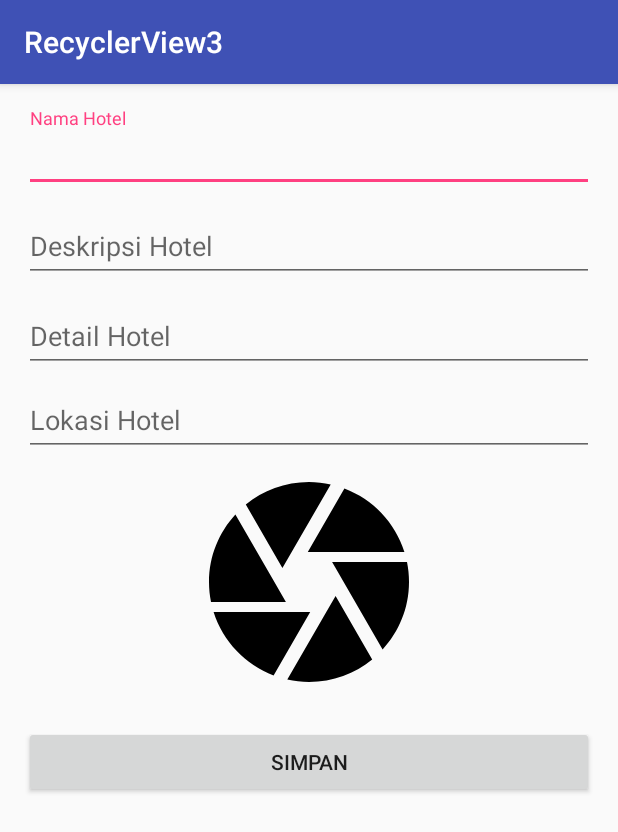
After one commit to keniamalia/RecyclerView3, an Android app: the InputActivity screen opened directly, with no data from a screen before it, on a phone screen of 412 x 824 dp. The commit adds this screen. Shown: the top 832 px of the screen. Run offline under Robolectric (Android 15) with nearby library versions, the phone set to English and light mode, and no system bars.

Commit message:
RecyclerView Add

```diff
--- a/app/src/main/AndroidManifest.xml
+++ b/app/src/main/AndroidManifest.xml
@@ -21,7 +21,8 @@
         <activity
             android:name=".DetailActivity"
             android:label="@string/title_activity_detail"
-            android:theme="@style/AppTheme.NoActionBar"></activity>
+            android:theme="@style/AppTheme.NoActionBar" />
+        <activity android:name=".InputActivity"></activity>
     </application>
 
 </manifest>
--- /dev/null
+++ b/app/src/main/java/id/sch/smktelkom_mlg/learn/recyclerview3/InputActivity.java
@@ -0,0 +1,121 @@
+package id.sch.smktelkom_mlg.learn.recyclerview3;
+
+import android.content.Intent;
+import android.net.Uri;
+import android.os.Build;
+import android.os.Bundle;
+import android.support.design.widget.Snackbar;
+import android.support.design.widget.TextInputLayout;
+import android.support.v7.app.AppCompatActivity;
+import android.view.View;
+import android.widget.EditText;
+import android.widget.ImageView;
+
+import id.sch.smktelkom_mlg.learn.recyclerview3.model.Hotel;
+
+public class InputActivity extends AppCompatActivity {
+
+    static final int REQUEST_IMAGE_GET = 1;
+    EditText etJudul;
+    EditText etDesktipsi;
+    EditText etDetail;
+    EditText etLokasi;
+    ImageView ivFoto;
+    Uri uriFoto;
+    Hotel hotel;
+
+    @Override
+    protected void onCreate(Bundle savedInstanceState) {
+        super.onCreate(savedInstanceState);
+        setContentView(R.layout.activity_input);
+
+        etJudul = (EditText) findViewById(R.id.editTextNama);
+        etDesktipsi = (EditText) findViewById(R.id.editTextDeskripsi);
+        etDetail = (EditText) findViewById(R.id.editTextDetail);
+        etLokasi = (EditText) findViewById(R.id.editTextLokasi);
+        ivFoto = (ImageView) findViewById(R.id.imageViewFoto);
+
+        ivFoto.setOnClickListener(new View.OnClickListener() {
+            @Override
+            public void onClick(View v) {
+                pickPhoto();
+            }
+        });
+        findViewById(R.id.buttonSimpan).setOnClickListener(new View.OnClickListener() {
+            @Override
+            public void onClick(View v) {
+                doSave();
+            }
+        });
+    }
+
+    private void doSave() {
+
+        String judul = etJudul.getText().toString();
+        String deskripsi = etDesktipsi.getText().toString();
+        String detail = etDetail.getText().toString();
+        String lokasi = etLokasi.getText().toString();
+
+        if (isValid(judul, deskripsi, detail, lokasi, uriFoto)) {
+            hotel = new Hotel(judul, deskripsi, detail, lokasi, uriFoto.toString());
+            Intent intent = new Intent();
+            intent.putExtra(MainActivity.HOTEL, hotel);
+            setResult(RESULT_OK, intent);
+            finish();
+        }
+    }
+
+    private boolean isValid(String judul, String deskripsi, String detail, String lokasi, Uri uriFoto) {
+
+        boolean valid = true;
+        if (judul.isEmpty()) {
+            setErrorEmpty(etJudul);
+            valid = false;
+        }
+        if (deskripsi.isEmpty()) {
+            setErrorEmpty(etDesktipsi);
+            valid = false;
+        }
+        if (detail.isEmpty()) {
+            setErrorEmpty(etDetail);
+            valid = false;
+        }
+        if (lokasi.isEmpty()) {
+            setErrorEmpty(etLokasi);
+            valid = false;
+        }
+        if (uriFoto == null) {
+            Snackbar.make(ivFoto, "Foto Belum Ada", Snackbar.LENGTH_SHORT).show();
+            valid = false;
+        }
+        return valid;
+    }
+
+    private void setErrorEmpty(EditText editText) {
+        editText.setError(((TextInputLayout) editText.getParent().getParent()).getHint() + " Belum Diisi");
+    }
+
+    private void pickPhoto() {
+        Intent intent;
+        if (Build.VERSION.SDK_INT < Build.VERSION_CODES.KITKAT) {
+            intent = new Intent(Intent.ACTION_GET_CONTENT);
+        } else {
+            intent = new Intent(Intent.ACTION_OPEN_DOCUMENT);
+            intent.addCategory(Intent.CATEGORY_OPENABLE);
+        }
+        intent.setType("image/+");
+        if (intent.resolveActivity(getPackageManager()) != null)
+            startActivityForResult(intent, REQUEST_IMAGE_GET);
+
+    }
+
+    @Override
+    protected void onActivityResult(int requestCode, int resultCode, Intent data) {
+        super.onActivityResult(requestCode, resultCode, data);
+        if (requestCode == REQUEST_IMAGE_GET && resultCode == RESULT_OK) {
+            uriFoto = data.getData();
+            ivFoto.setImageURI(uriFoto);
+        }
+    }
+
+}
--- /dev/null
+++ b/app/src/main/res/layout/activity_input.xml
@@ -0,0 +1,84 @@
+<?xml version="1.0" encoding="utf-8"?>
+<ScrollView xmlns:android="http://schemas.android.com/apk/res/android"
+    xmlns:app="http://schemas.android.com/apk/res-auto"
+    xmlns:tools="http://schemas.android.com/tools"
+    android:layout_width="match_parent"
+    android:layout_height="match_parent">
+
+    <LinearLayout
+        android:id="@+id/activity_input"
+        android:layout_width="match_parent"
+        android:layout_height="wrap_content"
+        android:orientation="vertical"
+        android:paddingBottom="@dimen/activity_vertical_margin"
+        android:paddingLeft="@dimen/activity_horizontal_margin"
+        android:paddingRight="@dimen/activity_horizontal_margin"
+        android:paddingTop="@dimen/activity_vertical_margin"
+        tools:context="id.sch.smktelkom_mlg.learn.recyclerview3.InputActivity">
+
+        <android.support.design.widget.TextInputLayout
+            android:layout_width="match_parent"
+            android:layout_height="wrap_content"
+            android:hint="Nama Hotel">
+
+            <android.support.design.widget.TextInputEditText
+                android:id="@+id/editTextNama"
+                android:layout_width="match_parent"
+                android:layout_height="wrap_content" />
+        </android.support.design.widget.TextInputLayout>
+
+        <android.support.design.widget.TextInputLayout
+            android:layout_width="match_parent"
+            android:layout_height="wrap_content"
+            android:layout_marginTop="4dp"
+            android:hint="Deskripsi Hotel">
+
+            <android.support.design.widget.TextInputEditText
+                android:id="@+id/editTextDeskripsi"
+                android:layout_width="match_parent"
+                android:layout_height="wrap_content" />
+        </android.support.design.widget.TextInputLayout>
+
+        <android.support.design.widget.TextInputLayout
+            android:layout_width="match_parent"
+            android:layout_height="wrap_content"
+            android:layout_marginTop="4dp"
+            android:hint="Detail Hotel">
+
+            <android.support.design.widget.TextInputEditText
+                android:id="@+id/editTextDetail"
+                android:layout_width="match_parent"
+                android:layout_height="wrap_content"
+                android:inputType="textMultiLine" />
+        </android.support.design.widget.TextInputLayout>
+
+        <android.support.design.widget.TextInputLayout
+            android:layout_width="match_parent"
+            android:layout_height="wrap_content"
+            android:hint="Lokasi Hotel">
+
+            <android.support.design.widget.TextInputEditText
+                android:id="@+id/editTextLokasi"
+                android:layout_width="match_parent"
+                android:layout_height="wrap_content" />
+        </android.support.design.widget.TextInputLayout>
+
+        <ImageView
+            android:id="@+id/imageViewFoto"
+            android:layout_width="match_parent"
+            android:layout_height="wrap_content"
+            android:layout_gravity="center"
+            android:layout_marginTop="4dp"
+            android:minHeight="160dp"
+            android:scaleType="fitCenter"
+            app:srcCompat="@drawable/ic_camera_black_24dp" />
+
+        <Button
+            android:id="@+id/buttonSimpan"
+            android:layout_width="match_parent"
+            android:layout_height="wrap_content"
+            android:layout_marginTop="16dp"
+            android:text="Simpan" />
+
+    </LinearLayout>
+</ScrollView>
--- a/app/src/main/res/layout/activity_main.xml
+++ b/app/src/main/res/layout/activity_main.xml
@@ -29,6 +29,7 @@
         android:layout_height="wrap_content"
         android:layout_gravity="bottom|end"
         android:layout_margin="@dimen/fab_margin"
-        app:srcCompat="@android:drawable/ic_dialog_email" />
+        android:tint="@android:color/white"
+        app:srcCompat="@drawable/ic_add_black_24dp" />
 
 </android.support.design.widget.CoordinatorLayout>
```
Also changed, not shown: app/src/main/java/id/sch/smktelkom_mlg/learn/recyclerview3/MainActivity.java (+17 -3 lines), app/src/main/java/id/sch/smktelkom_mlg/learn/recyclerview3/adapter/HotelAdapter.java (+2 -20 lines).
